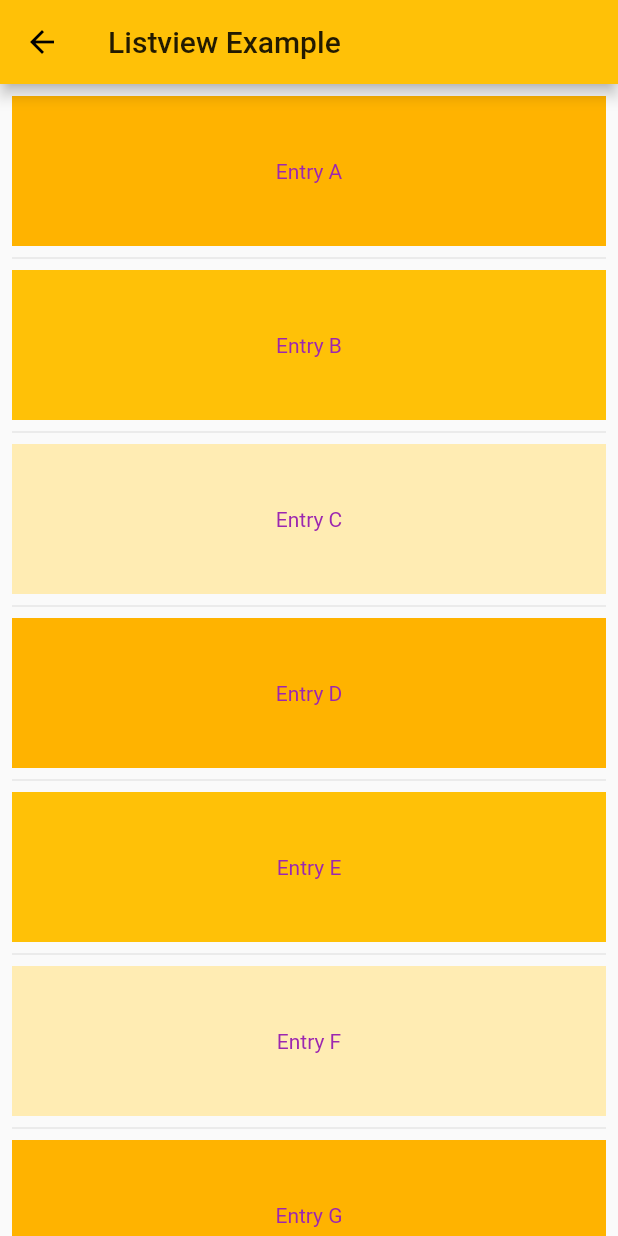
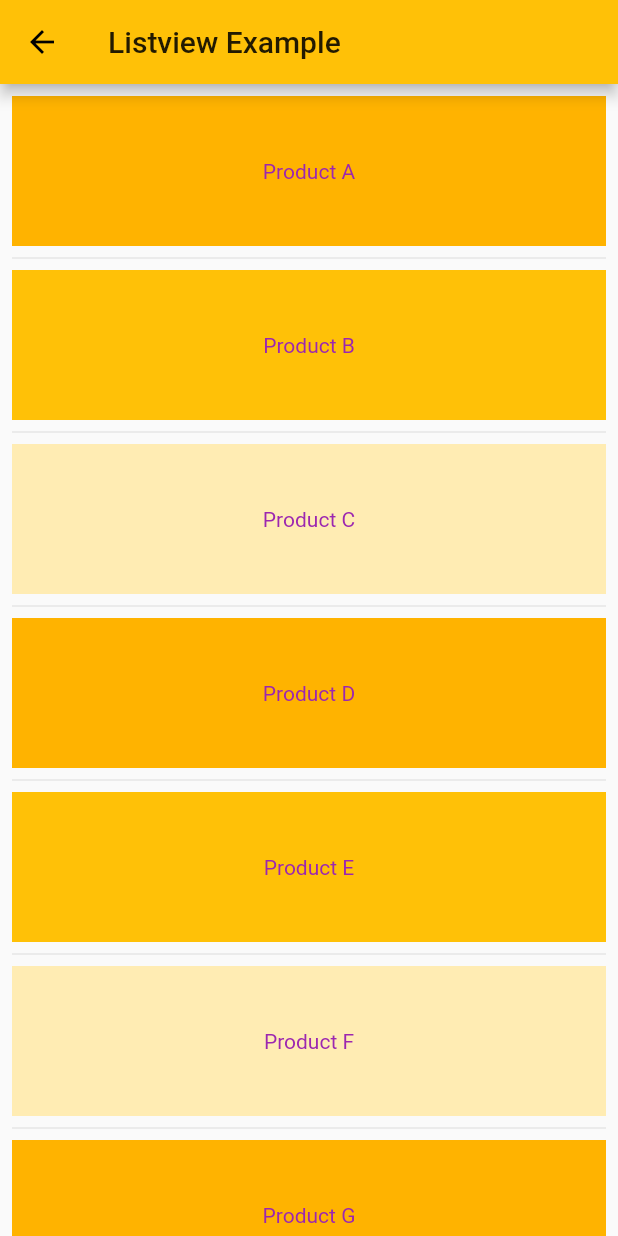
Before and after one commit to is767-1-2021/ganokporn, a Flutter app: the FourthPage screen opened by its route, on a phone screen of 412 x 824 dp. Run offline on Flutter 3.47's test engine with Material 2 defaults, Android fonts, the phone set to English and light mode, and no system bars; project files that could hold a hidden picture were left out.

Commit message:
Add routes to FirstPage+FakeAnimation_on_SevenPage+MergeFirstAndSevenPage+ModFourthPage

```diff
--- a/first_app/lib/main.dart
+++ b/first_app/lib/main.dart
@@ -2,6 +2,7 @@ import 'package:flutter/material.dart';
 
 import 'pages/first_page.dart';
 import 'pages/second_page.dart';
+import 'pages/seventh_page.dart';
 import 'pages/third_page.dart';
 import 'pages/fourth_page.dart';
 import 'pages/fifth_page.dart';
@@ -44,6 +45,7 @@ class MyApp extends StatelessWidget {
           '/4': (context) => FourthPage(),
           '/5': (context) => FifthPage(),
           '/6': (context) => SixthPage(),
+          '/7': (context) => SeventhPage(),
         }); // MaterialApp
   }
 }
--- a/first_app/lib/pages/fourth_page.dart
+++ b/first_app/lib/pages/fourth_page.dart
@@ -1,30 +1,107 @@
 import 'package:flutter/material.dart';
 
-class FourthPage extends StatelessWidget{
+class FourthPage extends StatelessWidget {
   @override
   Widget build(BuildContext context) {
-    final List<String> entries = <String>['A','B','C','D','E','F','G','H','I','J','K','M','N'];
-    final List<int> colorCodes = <int>[600,500,100];
+    final List<String> entries = <String>[
+      'A',
+      'B',
+      'C',
+      'D',
+      'E',
+      'F',
+      'G',
+      'H',
+      'I',
+      'J',
+      'K',
+      'M',
+      'N'
+    ];
+    final List<int> colorCodes = <int>[600, 500, 100];
+
+// Week 6
 
     return Scaffold(
       appBar: AppBar(
         title: Text('Listview Example'),
       ),
+      body: ListView.separated(
+        padding: EdgeInsets.all(8.0),
+        itemCount: entries.length,
+        itemBuilder: (context, index) {
+          return ProductTile(
+            item: ProductItem(
+              name: 'Product ${entries[index]}',
+              price: '฿25',
+              colorShade: colorCodes[index % 3],
+            ),
+          );
+        },
+        separatorBuilder: (context, index) => Divider(),
+      ),
+    );
+  }
+}
 
-      body: ListView.separated(
-         padding: EdgeInsets.all(8.0),
-         itemCount: entries.length,
-         itemBuilder: (context, index) {
-           return Container(
-             height: 100,
-             color: Colors.amber[colorCodes[index % 3]],
-             child: Center(
-                child: Text('Entry ${entries[index]}'),
+class ProductItem {
+  final String name;
+  final String price;
+  final int colorShade;
+
+  const ProductItem(
+      {Key? key,
+      required this.name,
+      required this.price,
+      required this.colorShade});
+}
+
+class ProductTile extends StatelessWidget {
+  final ProductItem item;
+
+  const ProductTile({Key? key, required this.item}) : super(key: key);
+
+  @override
+  Widget build(BuildContext context) {
+    return GestureDetector(
+      onTap: () {
+        Navigator.push(
+          context,
+          MaterialPageRoute(
+            builder: (context) => ProductDetail(item: item),
           ),
         );
       },
-      separatorBuilder: (context, index) => Divider(),
-    ),
+      child: Container(
+        height: 100,
+        color: Colors.amber[item.colorShade],
+        child: Center(
+          child: Text('${item.name}'),
+        ),
+      ),
     );
   }
 }
+
+class ProductDetail extends StatelessWidget {
+  final ProductItem item;
+
+  const ProductDetail({Key? key, required this.item}) : super(key: key);
+
+  @override
+  Widget build(BuildContext context) {
+    return Scaffold(
+      appBar: AppBar(
+        title: Text('Product Detail'),
+      ),
+      body: Column(
+        mainAxisAlignment: MainAxisAlignment.center,
+        crossAxisAlignment: CrossAxisAlignment.center,
+        children: [
+          Text('Product Name: ${item.name}'),
+          Text('Price: ${item.price}'),
+        ],
+      ),
+    );
+  }
+}
--- a/first_app/pubspec.yaml
+++ b/first_app/pubspec.yaml
@@ -19,7 +19,6 @@ dev_dependencies:
   flutter_test:
     sdk: flutter
 
-
 flutter_icons:
   android: "launcher_icon"
   ios: true
```
Also changed, not shown: first_app/lib/pages/fifth_page.dart (+7 -7 lines), first_app/lib/pages/first_page.dart (+53 -5 lines), first_app/lib/pages/seventh_page.dart (added, +56 -0 lines), first_app/lib/pages/sixth_page.dart (+6 -2 lines).
